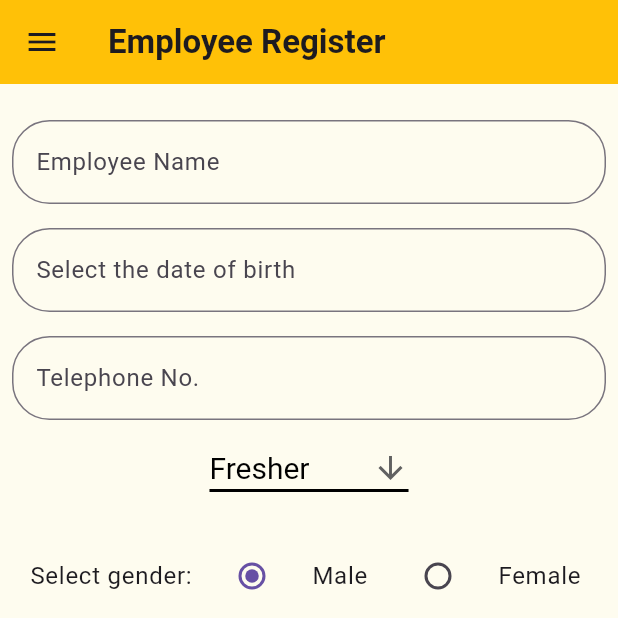
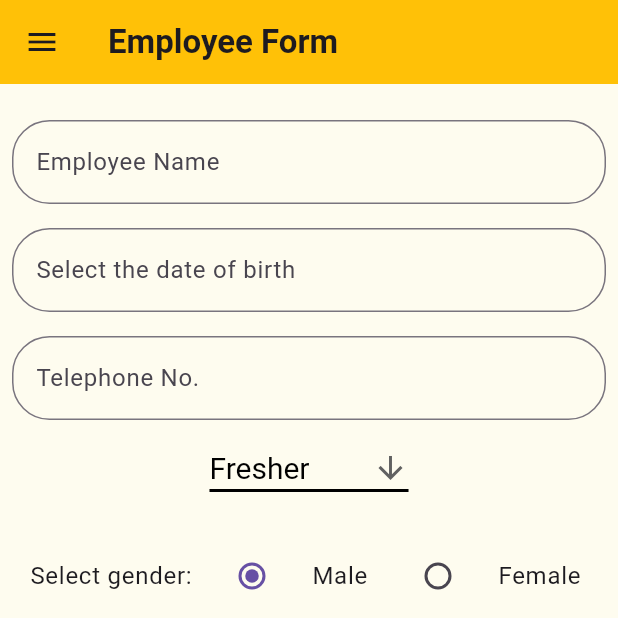
Before and after one commit to vipul-rathod/flutter_apps, a Flutter app: the screen it shows after launch, after a tap on "Application Form", on a phone screen of 412 x 824 dp, the top half of it. Run offline on Flutter 3.47's test engine with Material 3 defaults, Android fonts, the phone set to English and light mode, and no system bars; our stand-ins replace sqflite; missing offline and left inert: flutter_exit_app; accounts and stored records are empty.

Commit message:
Cleaned few codes and registered new titles for each page.

```diff
--- a/lib/addemployeeform.dart
+++ b/lib/addemployeeform.dart
@@ -61,6 +61,7 @@ Future<List<Employee>> getEmployees() async{
       },
 
       child: MyScaffold(
+        title: 'Employee Form',
         body: Container(
           padding: const EdgeInsets.symmetric(vertical:16),
           color: const Color.fromARGB(255, 254, 252, 239),
@@ -125,12 +126,6 @@ Future<List<Employee>> getEmployees() async{
                           return "Please enter numbers in the field";
                         }
                         return null;
-                        // if (value.length > 3 || double.parse(value) > 100){
-                        //   return 'Age cannot be more than 100years';
-                        // }
-                        // if (double.parse(value) < 21){
-                        //   return 'Age should be above 21++';
-                        // }
                       },
                       autovalidateMode: AutovalidateMode.onUserInteraction,
                       onTap: () {
@@ -214,7 +209,7 @@ Future<List<Employee>> getEmployees() async{
 
     Map<String, dynamic> row = {
       DatabaseHelper.columnName : name,
-      DatabaseHelper.columnDOB : dob,
+      // DatabaseHelper.columnDOB : dob,
       DatabaseHelper.columnPhone : phone,
       // DatabaseHelper.columnQualification: qualification,
       // DatabaseHelper.columnGender: gender,
--- a/lib/employeelist1.dart
+++ b/lib/employeelist1.dart
@@ -10,6 +10,7 @@ class ApplicationBuilder extends StatelessWidget {
   @override
   Widget build(BuildContext context){
     return MyScaffold(
+      title: 'Employee List',
       body: FutureBuilder<List<Employee>>(
       future: future,
       builder: (context, snapshot) {
--- a/lib/myhomeviewsmall.dart
+++ b/lib/myhomeviewsmall.dart
@@ -14,6 +14,7 @@ class MyHomeViewSmallState extends State<MyHomeViewSmall>{
   @override
   Widget build(BuildContext context){
     return MyScaffold(
+      title: 'Employee Register',
       body: Container(
         color: const Color.fromARGB(255, 254, 252, 239),
         child: IndexedStack(
--- a/lib/myscaffold.dart
+++ b/lib/myscaffold.dart
@@ -3,13 +3,14 @@ import 'package:owner_form_app/mydrawer.dart';
 
 class MyScaffold extends StatelessWidget{
   final Widget body;
-  const MyScaffold({super.key, required this.body});
+  final String title;
+  const MyScaffold({super.key, required this.body, required this.title});
 
   @override
   Widget build(BuildContext context){
     return Scaffold(
       appBar: AppBar(
-        title: const Text('Employee Register', style: TextStyle(fontWeight: FontWeight.bold)),
+        title: Text(title, style: const TextStyle(fontWeight: FontWeight.bold)),
         backgroundColor: Colors.amber,
       ),
       drawer: const MyDrawer(),
```
